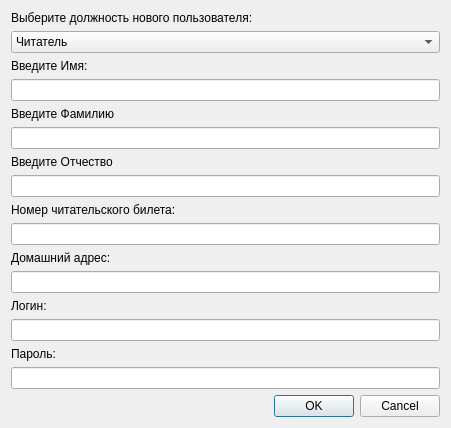
Above: newuser.ui from qreodium/is_libary before the change. Below: the same form after it.
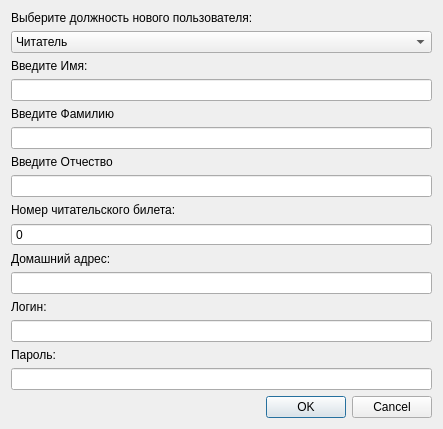
That is the form after the change.

Patch:
```diff
--- a/newuser.ui
+++ b/newuser.ui
@@ -6,8 +6,8 @@
    <rect>
     <x>0</x>
     <y>0</y>
-    <width>451</width>
-    <height>424</height>
+    <width>443</width>
+    <height>375</height>
    </rect>
   </property>
   <property name="windowTitle">
@@ -78,7 +78,14 @@
     </widget>
    </item>
    <item>
-    <widget class="QLineEdit" name="lineEditReadersNumber"/>
+    <widget class="QSpinBox" name="spinBoxReaderNumber">
+     <property name="buttonSymbols">
+      <enum>QAbstractSpinBox::NoButtons</enum>
+     </property>
+     <property name="maximum">
+      <number>999999999</number>
+     </property>
+    </widget>
    </item>
    <item>
     <widget class="QLabel" name="labelHome">
```
